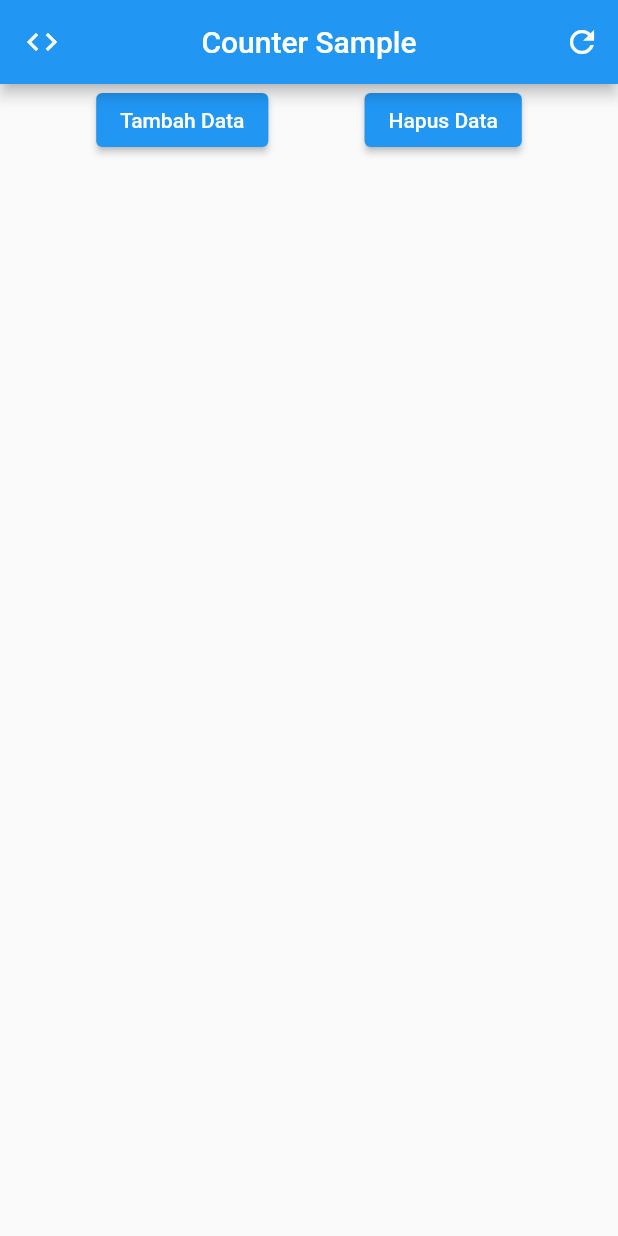
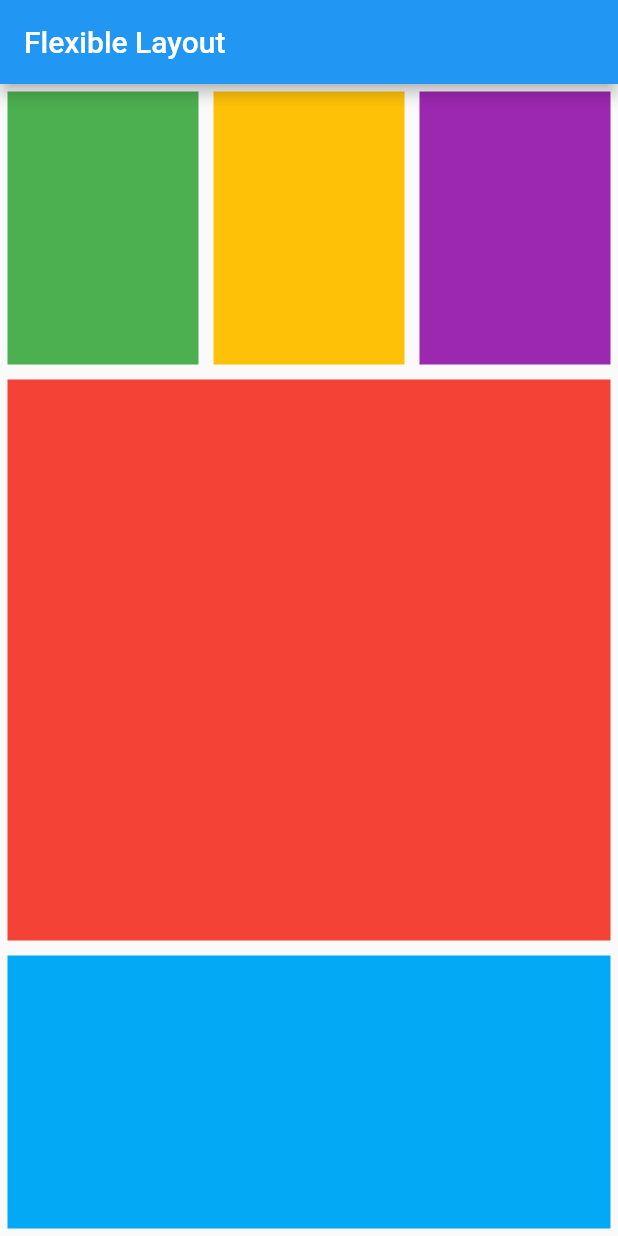
Before and after one commit to jutionck/beginning-flutter-course, a Flutter app: the screen it shows after launch, on a phone screen of 412 x 824 dp. Run offline on Flutter 3.47's test engine with Material 2 defaults, Android fonts, the phone set to English and light mode, and no system bars.

Commit message:
Praktik Flexible Layout

```diff
--- a/lib/main.dart
+++ b/lib/main.dart
@@ -1,68 +1,60 @@
 import 'package:flutter/material.dart';
 
-/// Stateful widget, adanya perubahan widget
-/// Perubahan itu di tandai dengan fungsi setState
+/// Flexible widget sangat penting dalam menerapkan tampilan
+/// Karena di Android setiap tipe handphone pasti mempunyai layar yang berbeda-beda
+/// Kecuali ios sudah jelas untuk layar
 
 void main() => runApp(MyApp());
 
-// convert dari stateless -> statefull (wind: alt + enter. mac: option + enter)
-class MyApp extends StatefulWidget {
-  @override
-  _MyAppState createState() => _MyAppState();
-}
-
-class _MyAppState extends State<MyApp> {
-  int counter = 1;
-  List<Widget> widgets = [];
+class MyApp extends StatelessWidget {
+  const MyApp({Key? key}) : super(key: key);
 
   @override
   Widget build(BuildContext context) {
     return MaterialApp(
-        debugShowCheckedModeBanner:
-            false, // menghilangkan banner showDebugBanner
-        home: Scaffold(
-          appBar: AppBar(
-            leading: Icon(Icons.code), // biasanya icon
-            title: Text('Counter Sample'),
-            centerTitle: true, // default pada Android adalah false, ios true
-            actions: [
-              IconButton(
-                icon: Icon(Icons.refresh),
-                onPressed: () {},
-              )
-            ],
-          ),
-          body: ListView(
-            children: [
-              Row(
-                mainAxisAlignment: MainAxisAlignment.spaceEvenly,
-                children: [
-                  ElevatedButton(
-                      onPressed: () {
-                        setState(() {
-                          widgets.add(
-                            Text("Data ke " + counter.toString(), style: TextStyle(fontSize: 30),),
-                          );
-                          counter++;
-                        });
-                      },
-                      child: Text("Tambah Data")),
-                  ElevatedButton(
-                      onPressed: () {
-                        setState(() {
-                          widgets.removeLast();
-                          counter--;
-                        });
-                      },
-                      child: Text("Hapus Data"))
-                ],
-              ),
-              Column(
-                crossAxisAlignment: CrossAxisAlignment.center,
-                children: widgets,
-              )
-            ],
-          ),
-        ));
+      home: Scaffold(
+        appBar: AppBar(
+          title: Text("Flexible Layout"),
+        ),
+        body: Column(
+          children: [
+            Flexible(child: Row(
+              children: [
+                Flexible(
+                    flex: 1,
+                    child: Container(
+                      margin: EdgeInsets.all(5),
+                      color: Colors.green,
+                    )),
+                Flexible(
+                    flex: 1,
+                    child: Container(
+                      margin: EdgeInsets.all(5),
+                      color: Colors.amber,
+                    )),
+                Flexible(
+                    flex: 1,
+                    child: Container(
+                      margin: EdgeInsets.all(5),
+                      color: Colors.purple,
+                    )),
+              ],
+            )),
+            Flexible(
+                flex: 2,
+                child: Container(
+                  margin: EdgeInsets.all(5),
+                  color: Colors.red,
+                )),
+            Flexible(
+                flex: 1,
+                child: Container(
+                  margin: EdgeInsets.all(5),
+                  color: Colors.lightBlue,
+                )),
+          ],
+        ),
+      ),
+    );
   }
 }
```
